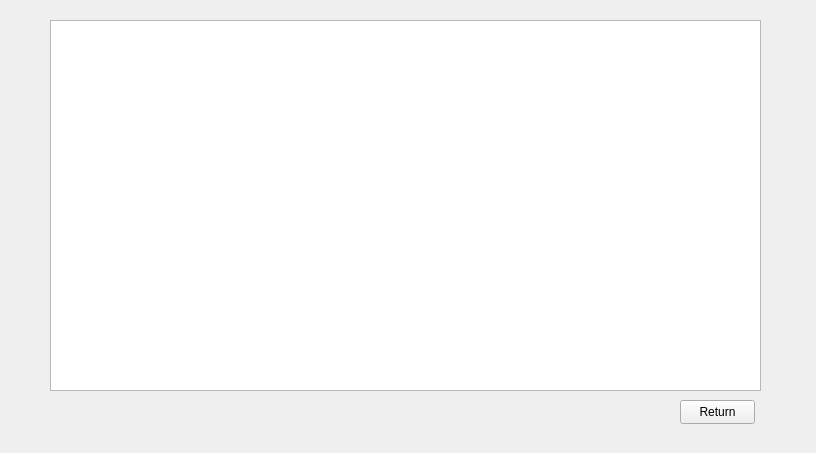
This is Programs/database_interface/second_database_interface.ui in Xtalism/human-machine-interfaces-python as Qt 5 draws it before an edit. The edited form follows.
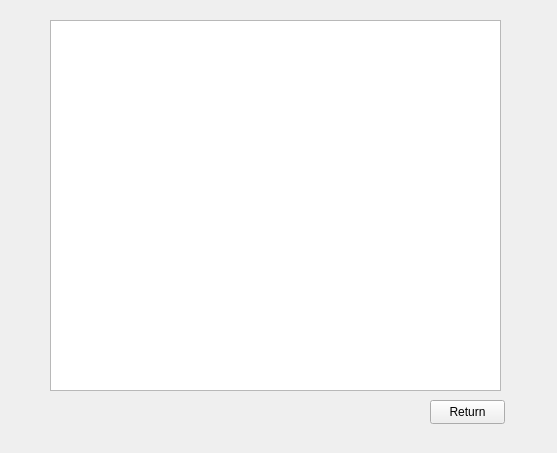
This is the edited form.

Commit message: database interface addition

What changed in the file:
```diff
--- a/Programs/database_interface/second_database_interface.ui
+++ b/Programs/database_interface/second_database_interface.ui
@@ -6,7 +6,7 @@
    <rect>
     <x>0</x>
     <y>0</y>
-    <width>816</width>
+    <width>557</width>
     <height>453</height>
    </rect>
   </property>
@@ -17,7 +17,7 @@
    <widget class="QPushButton" name="returnButton">
     <property name="geometry">
      <rect>
-      <x>680</x>
+      <x>430</x>
       <y>400</y>
       <width>75</width>
       <height>24</height>
@@ -32,7 +32,7 @@
      <rect>
       <x>50</x>
       <y>20</y>
-      <width>711</width>
+      <width>451</width>
       <height>371</height>
      </rect>
     </property>
```
The commit also changes 4 other files.
